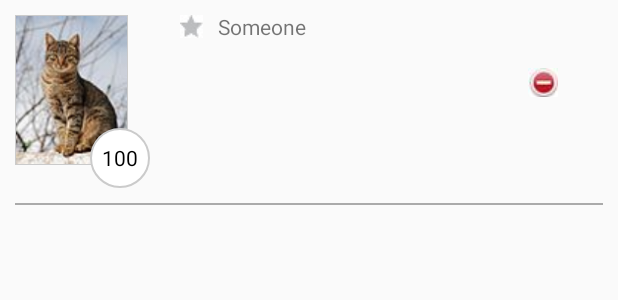
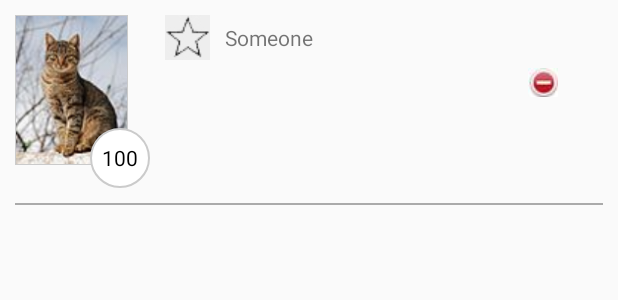
Before and after one commit to Daemio/MyContacts, an Android app: the layout item.xml on its own in the app's theme, with its tools: preview values and no code run, on a phone screen of 412 x 824 dp. Shown: the top 300 px of the screen. Run offline under Robolectric (Android 15) with nearby library versions, the phone set to English and light mode, and no system bars.

Commit message:
Fixed UI

```diff
--- a/app/src/main/res/drawable/cb_selector.xml
+++ b/app/src/main/res/drawable/cb_selector.xml
@@ -1,7 +1,7 @@
 <?xml version="1.0" encoding="utf-8"?>
 <selector xmlns:android="http://schemas.android.com/apk/res/android" >
-    <item android:drawable="@drawable/grey_star"
+    <item android:drawable="@drawable/star_grey"
         android:state_checked="false"/>
-    <item android:drawable="@drawable/red_star"
+    <item android:drawable="@drawable/star_red"
         android:state_checked="true"/>
 </selector>
--- a/app/src/main/res/layout/item.xml
+++ b/app/src/main/res/layout/item.xml
@@ -38,11 +38,9 @@
 
         <CheckBox
             android:id="@+id/checkBoxFavorite"
-            android:layout_width="20dp"
-            android:layout_height="20dp"
-            android:layout_alignTop="@+id/tvDescription"
-            android:layout_marginLeft="10dp"
-            android:layout_marginTop="0dp"
+            android:layout_width="wrap_content"
+            android:layout_height="wrap_content"
+            android:layout_marginTop="10dp"
             android:layout_toEndOf="@id/frameLayout"
             android:layout_toRightOf="@+id/frameLayout"
             android:button="@drawable/cb_selector"
@@ -50,13 +48,11 @@
 
         <TextView
             android:id="@+id/tvDescription"
+            android:layout_toRightOf="@id/checkBoxFavorite"
             android:layout_width="wrap_content"
             android:layout_height="wrap_content"
-            android:layout_alignParentTop="true"
-            android:layout_marginLeft="5dp"
-            android:layout_marginTop="8dp"
-            android:layout_toEndOf="@+id/checkBoxFavorite"
-            android:layout_toRightOf="@+id/checkBoxFavorite"
+            android:layout_marginLeft="10dp"
+            android:layout_marginTop="15dp"
             android:text="Someone" />
 
 
```
Also changed, not shown: app/src/main/res/drawable/grey_star.jpg (deleted), app/src/main/res/drawable/red_star.jpg (deleted), app/src/main/res/drawable/star_grey.jpg (added), app/src/main/res/drawable/star_red.jpg (added).
